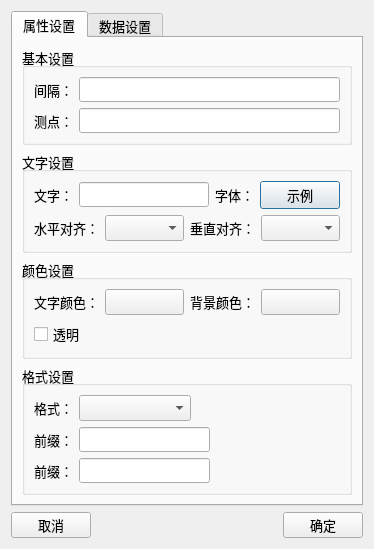
First picture: the form in h5base/h5basehelp/UI/analoguepage.ui, repository rcshuangw/graph, before the edit.
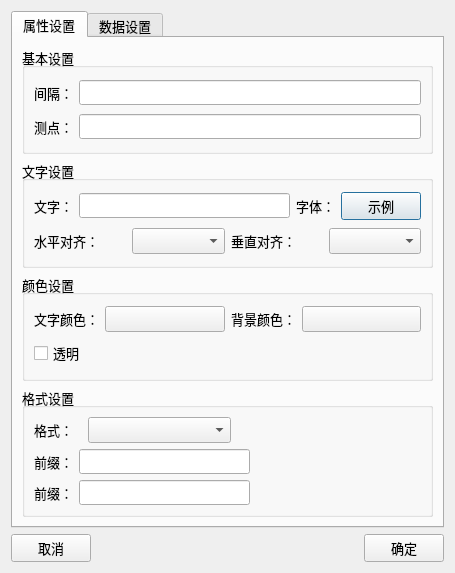
Second picture: the form after the edit.

The edit to the form file:
```diff
--- a/h5base/h5basehelp/UI/analoguepage.ui
+++ b/h5base/h5basehelp/UI/analoguepage.ui
@@ -6,8 +6,8 @@
    <rect>
     <x>0</x>
     <y>0</y>
-    <width>364</width>
-    <height>519</height>
+    <width>455</width>
+    <height>573</height>
    </rect>
   </property>
   <property name="font">
```
